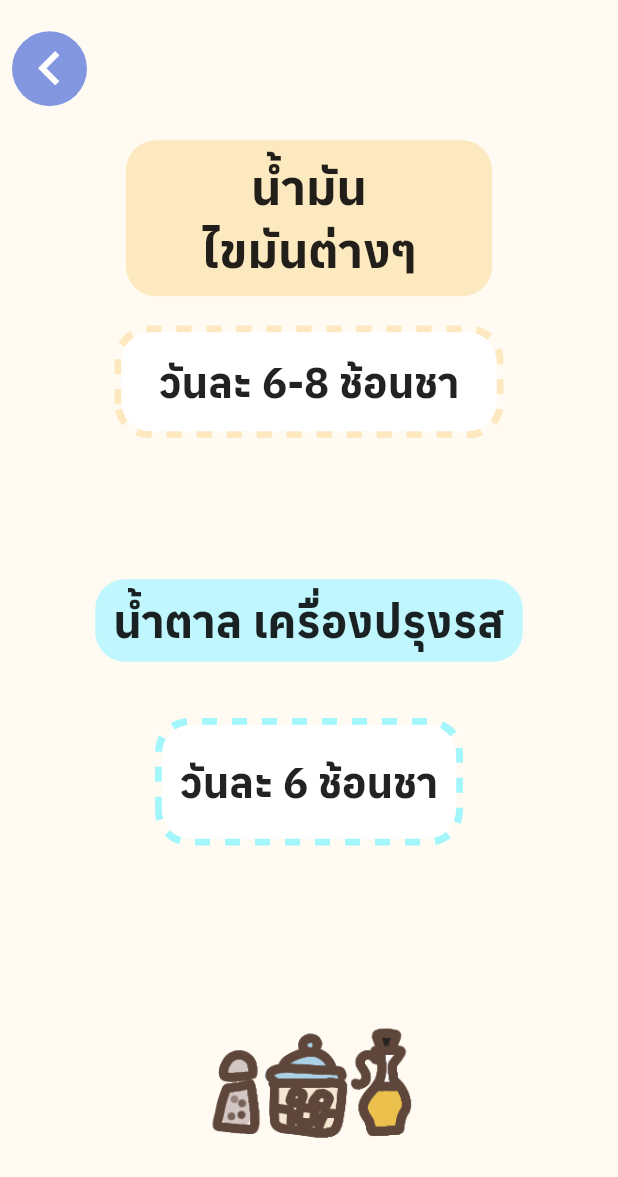
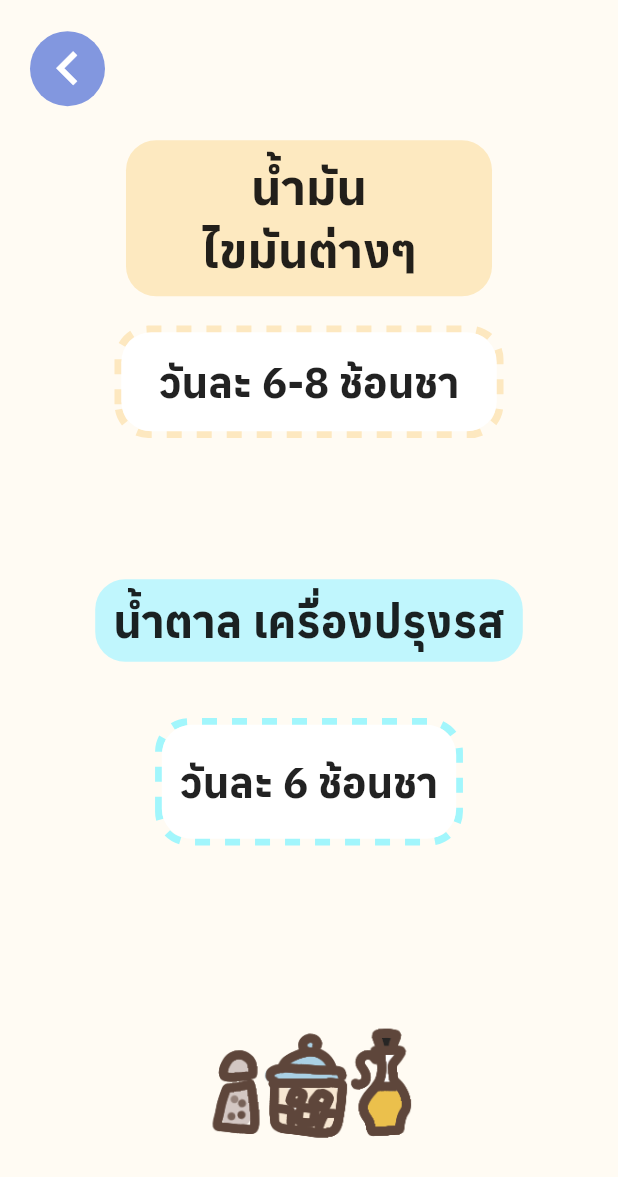
Before and after one commit to AINutritionProject/KinDeeUDee, a Flutter app: the OilPage screen opened directly, on a phone screen of 412 x 824 dp. Shown: the top 1177 px of the screen. Run offline on Flutter 3.47's test engine with Material 2 defaults, Android fonts, the phone set to English and light mode, and no system bars; drawn by our look-alikes of dotted_border; our stand-ins replace camera, cloud_firestore, csv, email_validator, firebase_auth, firebase_core and 6 more; accounts and stored records are empty; project files that could hold a hidden picture were left out.

Commit message:
edit position buttonBack

```diff
--- a/lib/pages/oil.dart
+++ b/lib/pages/oil.dart
@@ -20,7 +20,7 @@ class OilPage extends StatelessWidget {
                 child: const Align(
                   alignment: Alignment.centerLeft,
                   child: Padding(
-                    padding: EdgeInsets.all(8),
+                    padding: EdgeInsets.all(20),
                     child: ButtonBack(colorCircle: Color.fromRGBO(130, 151, 223, 1), color: Colors.white,),
                   )),
               ),
```
